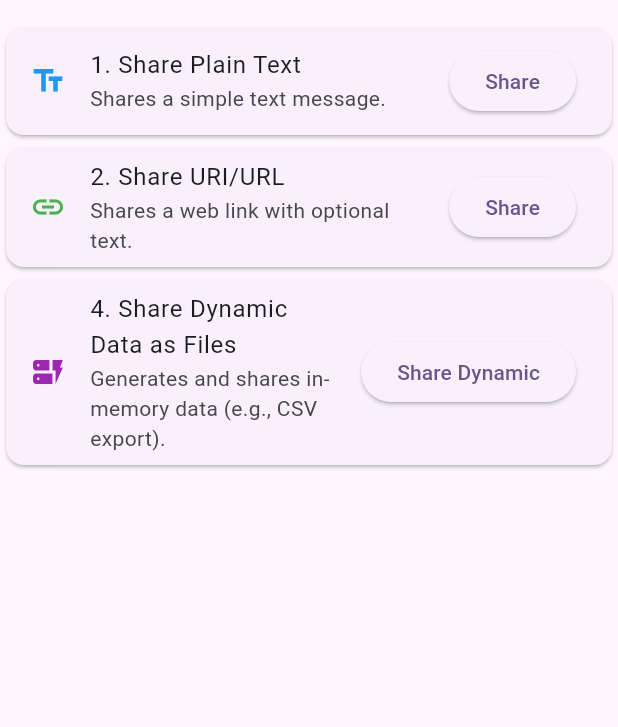
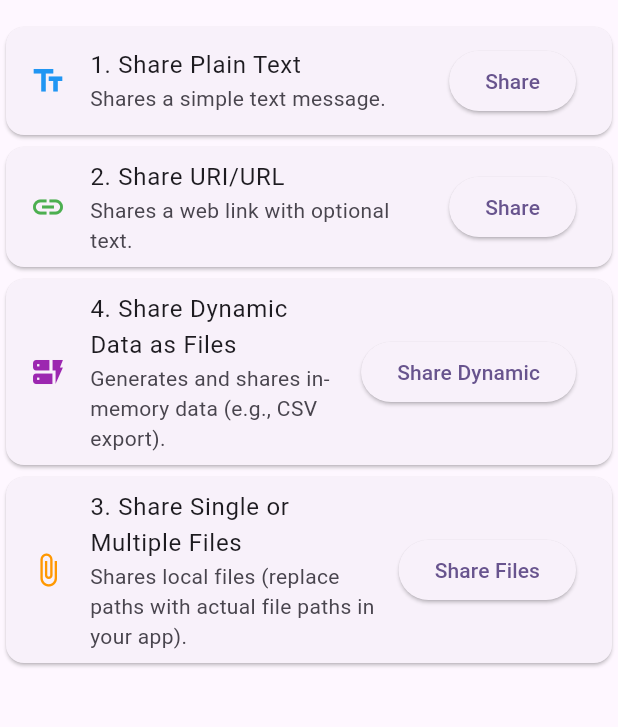
Before and after one commit to nouman-6/flutter_share_plus_examples, a Flutter app: the screen it shows after launch, on a phone screen of 412 x 824 dp, the part 63-790 px from its top. Run offline on Flutter 3.47's test engine with Material 3 defaults, Android fonts, the phone set to English and light mode, and no system bars; our stand-ins replace cross_file, share_plus.

Commit message:
file share enable
single and multiple file sharing enabled

```diff
--- a/lib/home.dart
+++ b/lib/home.dart
@@ -2,6 +2,7 @@ import 'dart:convert';
 
 import 'package:flutter/material.dart';
 import 'package:share_plus/share_plus.dart';
+import 'package:cross_file/cross_file.dart';
 
 class HomePage extends StatelessWidget {
   const HomePage({super.key});
@@ -95,6 +96,35 @@ class HomePage extends StatelessWidget {
                 ),
               ),
             ),
+
+            Card(
+              child: ListTile(
+                leading: Icon(Icons.attach_file, color: Colors.orange),
+                title: Text('3. Share Single or Multiple Files'),
+                subtitle: Text('Shares local files (replace paths with actual file paths in your app).'),
+                trailing: ElevatedButton(
+                  onPressed: () async {
+                    // Note: In a real app, use actual file paths or assets.
+                    // For demo, we'll use placeholder paths - ensure files exist!
+                    final singleFile = XFile('path/to/single_image.jpg'); // e.g., from assets or storage
+                    final multipleFiles = [
+                      XFile('path/to/image1.png'),
+                      XFile('path/to/document.pdf'),
+                    ];
+                    final result = await SharePlus.instance.share(
+                      ShareParams(
+                        files: multipleFiles, // Or use [singleFile] for single
+                        text: 'Sharing some files via Flutter!',
+                      ),
+                    );
+                    ScaffoldMessenger.of(context).showSnackBar(
+                      SnackBar(content: Text('Share result: ${result.status}')),
+                    );
+                  },
+                  child: Text('Share Files'),
+                ),
+              ),
+            ),
       ],
     ),);
   }
```
